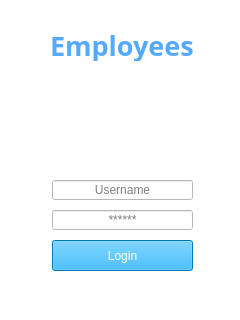
weldermarcosxd/employees, file login.ui: the form before one commit.
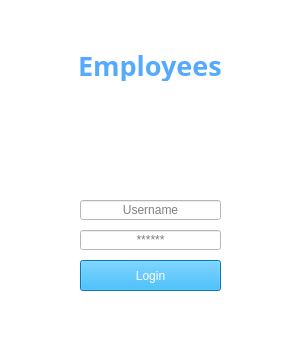
The form after the commit. Icons and pictures are not drawn.

The edit to the form file:
```diff
--- a/login.ui
+++ b/login.ui
@@ -6,8 +6,8 @@
    <rect>
     <x>0</x>
     <y>0</y>
-    <width>240</width>
-    <height>320</height>
+    <width>300</width>
+    <height>350</height>
    </rect>
   </property>
   <property name="windowTitle">
@@ -19,8 +19,8 @@
   <widget class="QLabel" name="label">
    <property name="geometry">
     <rect>
-     <x>70</x>
-     <y>70</y>
+     <x>98</x>
+     <y>90</y>
      <width>104</width>
      <height>104</height>
     </rect>
@@ -38,8 +38,8 @@
   <widget class="QLineEdit" name="lineEdit">
    <property name="geometry">
     <rect>
-     <x>52</x>
-     <y>180</y>
+     <x>80</x>
+     <y>200</y>
      <width>141</width>
      <height>20</height>
     </rect>
@@ -54,8 +54,8 @@
   <widget class="QLineEdit" name="lineEdit_2">
    <property name="geometry">
     <rect>
-     <x>52</x>
-     <y>210</y>
+     <x>80</x>
+     <y>230</y>
      <width>141</width>
      <height>20</height>
     </rect>
@@ -73,8 +73,8 @@
   <widget class="QPushButton" name="pushButton">
    <property name="geometry">
     <rect>
-     <x>52</x>
-     <y>240</y>
+     <x>80</x>
+     <y>260</y>
      <width>141</width>
      <height>31</height>
     </rect>
@@ -103,8 +103,8 @@
   <widget class="QLabel" name="label_2">
    <property name="geometry">
     <rect>
-     <x>50</x>
-     <y>30</y>
+     <x>78</x>
+     <y>50</y>
      <width>151</width>
      <height>31</height>
     </rect>
```
Left out of the diff: 32 changed lines with no effect on the pictures.
